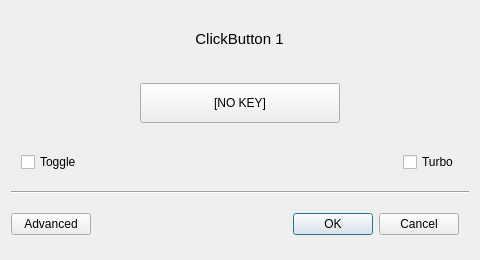
Before: the Qt Designer form buttoneditdialog.ui in AntiMicroX/antimicrox, drawn with Qt 5.
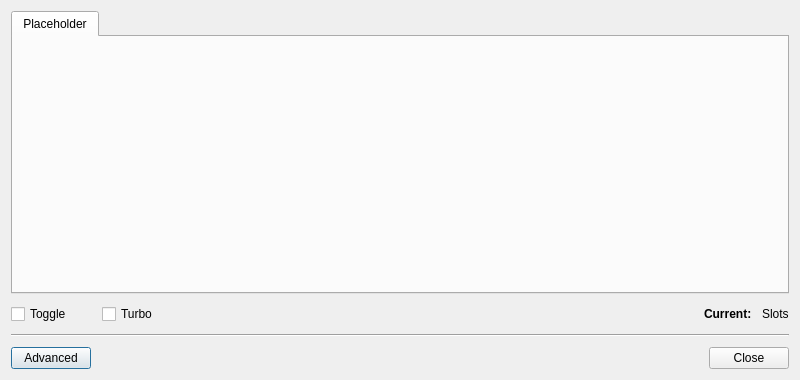
After: the same form once the commit is applied. Custom widgets are drawn as their Qt base class.

Patch:
```diff
--- a/buttoneditdialog.ui
+++ b/buttoneditdialog.ui
@@ -2,189 +2,114 @@
 <ui version="4.0">
  <class>ButtonEditDialog</class>
  <widget class="QDialog" name="ButtonEditDialog">
-  <property name="windowModality">
-   <enum>Qt::NonModal</enum>
-  </property>
-  <property name="enabled">
-   <bool>true</bool>
-  </property>
   <property name="geometry">
    <rect>
     <x>0</x>
     <y>0</y>
-    <width>480</width>
-    <height>260</height>
+    <width>800</width>
+    <height>380</height>
    </rect>
   </property>
-  <property name="sizePolicy">
-   <sizepolicy hsizetype="Fixed" vsizetype="Fixed">
-    <horstretch>0</horstretch>
-    <verstretch>0</verstretch>
-   </sizepolicy>
-  </property>
   <property name="minimumSize">
    <size>
-    <width>480</width>
-    <height>260</height>
-   </size>
-  </property>
-  <property name="maximumSize">
-   <size>
-    <width>480</width>
-    <height>260</height>
+    <width>800</width>
+    <height>380</height>
    </size>
   </property>
   <property name="windowTitle">
-   <string>Button</string>
-  </property>
-  <property name="sizeGripEnabled">
-   <bool>false</bool>
+   <string>Dialog</string>
   </property>
   <property name="modal">
    <bool>true</bool>
   </property>
   <layout class="QVBoxLayout" name="verticalLayout">
-   <item alignment="Qt::AlignHCenter">
-    <widget class="QLabel" name="label">
-     <property name="sizePolicy">
-      <sizepolicy hsizetype="Maximum" vsizetype="Maximum">
-       <horstretch>0</horstretch>
-       <verstretch>0</verstretch>
-      </sizepolicy>
-     </property>
-     <property name="minimumSize">
-      <size>
-       <width>0</width>
-       <height>30</height>
-      </size>
-     </property>
-     <property name="maximumSize">
-      <size>
-       <width>16777215</width>
-       <height>30</height>
-      </size>
-     </property>
-     <property name="font">
-      <font>
-       <pointsize>11</pointsize>
-      </font>
-     </property>
-     <property name="text">
-      <string>ClickButton 1</string>
-     </property>
-     <property name="alignment">
-      <set>Qt::AlignCenter</set>
-     </property>
-     <property name="wordWrap">
-      <bool>false</bool>
-     </property>
-    </widget>
-   </item>
+   <property name="spacing">
+    <number>10</number>
+   </property>
    <item>
-    <spacer name="verticalSpacer">
-     <property name="orientation">
-      <enum>Qt::Vertical</enum>
+    <widget class="VirtualKeyboardMouseWidget" name="virtualKeyMouseTabWidget">
+     <property name="currentIndex">
+      <number>0</number>
      </property>
-     <property name="sizeType">
-      <enum>QSizePolicy::Preferred</enum>
-     </property>
-     <property name="sizeHint" stdset="0">
-      <size>
-       <width>20</width>
-       <height>10</height>
-      </size>
-     </property>
-    </spacer>
-   </item>
-   <item alignment="Qt::AlignHCenter">
-    <widget class="KeyGrabberButton" name="pushButton">
-     <property name="sizePolicy">
-      <sizepolicy hsizetype="Minimum" vsizetype="Minimum">
-       <horstretch>0</horstretch>
-       <verstretch>0</verstretch>
-      </sizepolicy>
-     </property>
-     <property name="minimumSize">
-      <size>
-       <width>200</width>
-       <height>40</height>
-      </size>
-     </property>
-     <property name="maximumSize">
-      <size>
-       <width>200</width>
-       <height>40</height>
-      </size>
-     </property>
-     <property name="focusPolicy">
-      <enum>Qt::WheelFocus</enum>
-     </property>
-     <property name="layoutDirection">
-      <enum>Qt::LeftToRight</enum>
-     </property>
-     <property name="autoFillBackground">
-      <bool>false</bool>
-     </property>
-     <property name="text">
-      <string>[NO KEY]</string>
-     </property>
-     <property name="checkable">
-      <bool>false</bool>
-     </property>
-     <property name="autoExclusive">
-      <bool>false</bool>
-     </property>
-     <property name="autoDefault">
-      <bool>true</bool>
-     </property>
-     <property name="default">
-      <bool>false</bool>
-     </property>
-     <property name="flat">
-      <bool>false</bool>
-     </property>
+     <widget class="QWidget" name="tab">
+      <attribute name="title">
+       <string>Placeholder</string>
+      </attribute>
+     </widget>
     </widget>
    </item>
    <item>
-    <layout class="QHBoxLayout" name="horizontalLayout_3">
-     <property name="spacing">
-      <number>10</number>
-     </property>
-     <property name="leftMargin">
-      <number>10</number>
-     </property>
-     <property name="topMargin">
-      <number>10</number>
-     </property>
-     <property name="rightMargin">
-      <number>10</number>
-     </property>
+    <layout class="QHBoxLayout" name="horizontalLayout_18">
      <item>
-      <widget class="QCheckBox" name="checkBox_2">
+      <widget class="QCheckBox" name="toggleCheckBox">
        <property name="text">
         <string>Toggle</string>
        </property>
       </widget>
      </item>
      <item>
-      <spacer name="horizontalSpacer_2">
+      <spacer name="horizontalSpacer_10">
        <property name="orientation">
         <enum>Qt::Horizontal</enum>
        </property>
+       <property name="sizeType">
+        <enum>QSizePolicy::Fixed</enum>
+       </property>
        <property name="sizeHint" stdset="0">
         <size>
-         <width>40</width>
+         <width>20</width>
          <height>20</height>
         </size>
        </property>
       </spacer>
      </item>
      <item>
-      <widget class="QCheckBox" name="checkBox">
-       <property name="text">
-        <string>Turbo</string>
-       </property>
-      </widget>
+      <layout class="QHBoxLayout" name="horizontalLayout_16">
+       <item>
+        <widget class="QCheckBox" name="turboCheckBox">
+         <property name="text">
+          <string>Turbo</string>
+         </property>
+        </widget>
+       </item>
+       <item>
+        <spacer name="horizontalSpacer_9">
+         <property name="orientation">
+          <enum>Qt::Horizontal</enum>
+         </property>
+         <property name="sizeHint" stdset="0">
+          <size>
+           <width>40</width>
+           <height>20</height>
+          </size>
+         </property>
+        </spacer>
+       </item>
+      </layout>
+     </item>
+     <item>
+      <layout class="QHBoxLayout" name="horizontalLayout_17">
+       <item>
+        <widget class="QLabel" name="label_5">
+         <property name="font">
+          <font>
+           <weight>75</weight>
+           <bold>true</bold>
+          </font>
+         </property>
+         <property name="text">
+          <string>Current:</string>
+         </property>
+        </widget>
+       </item>
+       <item>
+        <widget class="QLabel" name="slotSummaryLabel">
+         <property name="text">
+          <string>Slots</string>
+         </property>
+        </widget>
+       </item>
+      </layout>
      </item>
     </layout>
    </item>
@@ -204,32 +129,13 @@
        </property>
       </widget>
      </item>
-     <item>
-      <spacer name="horizontalSpacer">
-       <property name="orientation">
-        <enum>Qt::Horizontal</enum>
-       </property>
-       <property name="sizeHint" stdset="0">
-        <size>
-         <width>40</width>
-         <height>20</height>
-        </size>
-       </property>
-      </spacer>
-     </item>
      <item>
       <widget class="QDialogButtonBox" name="buttonBox">
-       <property name="autoFillBackground">
-        <bool>false</bool>
-       </property>
        <property name="orientation">
         <enum>Qt::Horizontal</enum>
        </property>
        <property name="standardButtons">
-        <set>QDialogButtonBox::Cancel|QDialogButtonBox::Ok</set>
-       </property>
-       <property name="centerButtons">
-        <bool>true</bool>
+        <set>QDialogButtonBox::Close</set>
        </property>
       </widget>
      </item>
@@ -239,9 +145,10 @@
  </widget>
  <customwidgets>
   <customwidget>
-   <class>KeyGrabberButton</class>
-   <extends>QPushButton</extends>
-   <header>keygrabberbutton.h</header>
+   <class>VirtualKeyboardMouseWidget</class>
+   <extends>QTabWidget</extends>
+   <header>keyboard/virtualkeyboardmousewidget.h</header>
+   <container>1</container>
   </customwidget>
  </customwidgets>
  <resources/>
```
Left out of the diff: 40 changed lines with no effect on the pictures.
